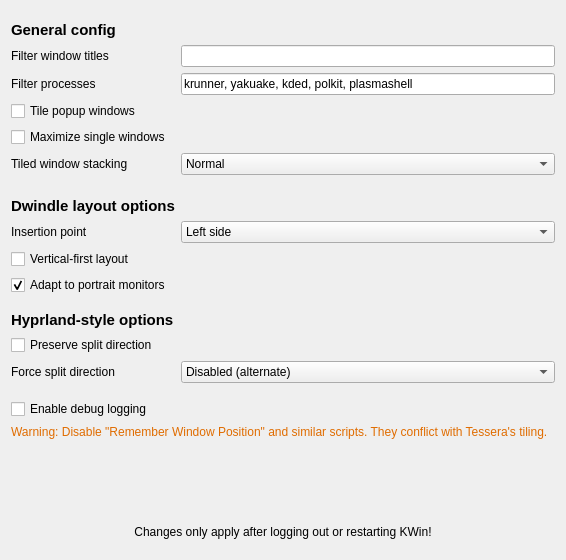
This is res/config.ui in IamAndelib/Tessera as Qt 5 draws it before an edit. The edited form follows.
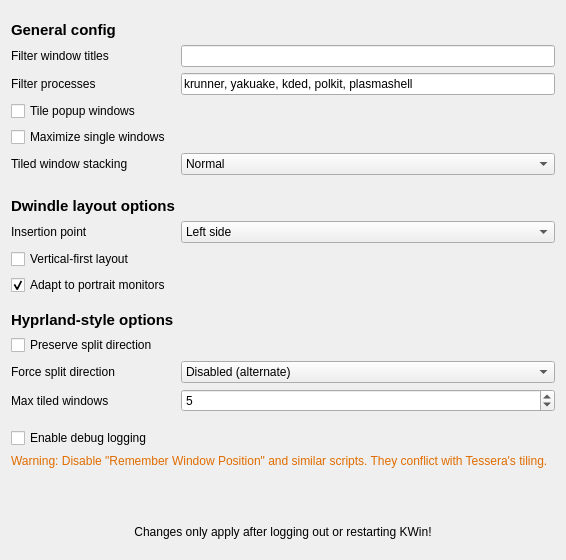
This is the edited form.

Commit message:
feat: max tiled windows cap and right-hand dwindle default
- default tiling cap of 5 windows per desktop (0 = unlimited)
- overflow windows float instead of tiling once the cap is reached
- auto-promote the oldest floating window into freed slots on close
- default insertion point to right so the dwindle spiral fills
  the bottom-right corner

```diff
--- a/res/config.ui
+++ b/res/config.ui
@@ -282,6 +282,32 @@
      </item>
     </widget>
    </item>
+    <item row="44" column="1">
+     <widget class="QLabel" name="label_maxtiled">
+      <property name="toolTip">
+       <string>Maximum number of windows tiled per desktop before new windows float. 0 = unlimited.</string>
+      </property>
+      <property name="text">
+       <string>Max tiled windows</string>
+      </property>
+     </widget>
+    </item>
+    <item row="44" column="2">
+     <widget class="QSpinBox" name="kcfg_MaxTiledWindows">
+      <property name="toolTip">
+       <string>Maximum number of windows tiled per desktop before new windows float. 0 = unlimited.</string>
+      </property>
+      <property name="minimum">
+       <number>0</number>
+      </property>
+      <property name="maximum">
+       <number>100</number>
+      </property>
+      <property name="value">
+       <number>5</number>
+      </property>
+     </widget>
+    </item>
     <item row="50" column="1" colspan="2">
      <spacer name="verticalSpacer_6">
       <property name="orientation">
```
Left out of the diff: 3 changed lines with no effect on the pictures. The commit also changes 4 other files.
